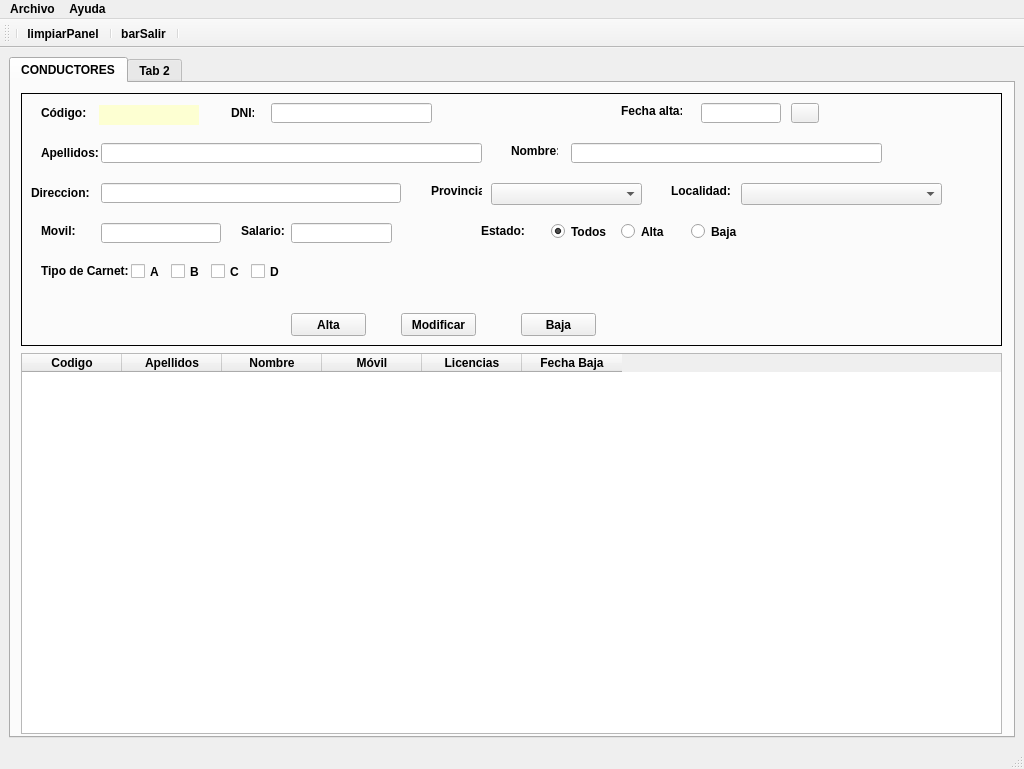
This is templates/venta_principal.ui in EliasVGZ/vierafernandez2324 as Qt 5 draws it before an edit. The edited form follows.
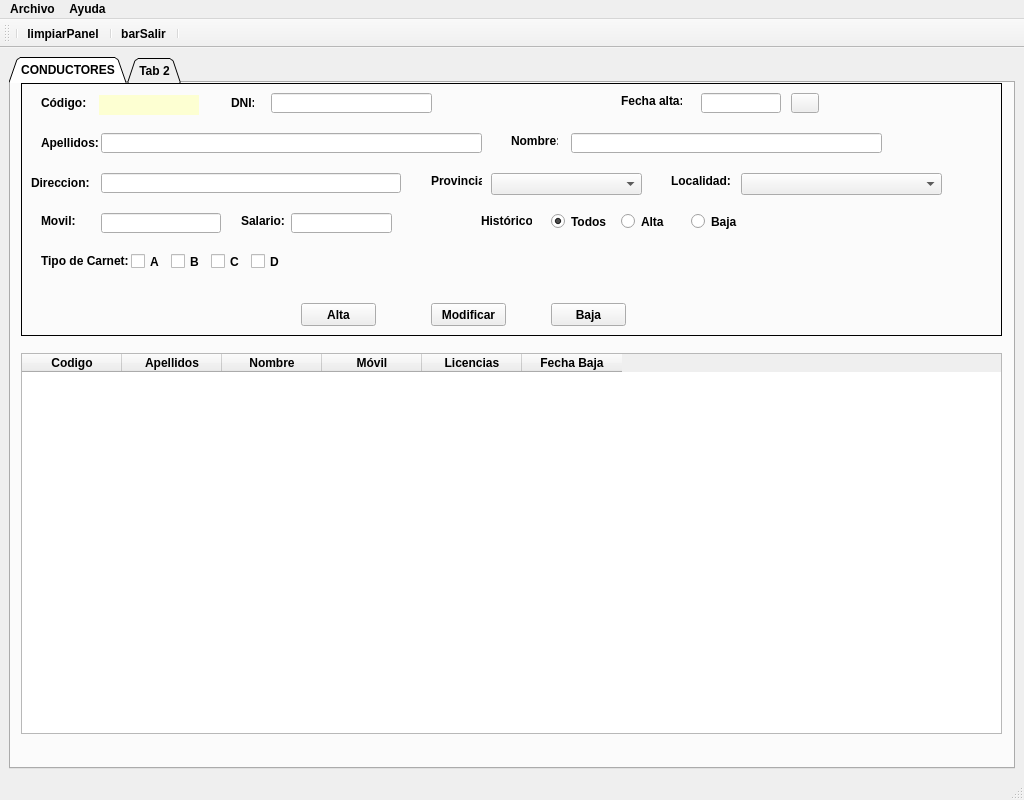
This is the edited form. Icons and pictures are not drawn.

Diff of the .ui file:
```diff
--- a/templates/venta_principal.ui
+++ b/templates/venta_principal.ui
@@ -7,7 +7,7 @@
     <x>0</x>
     <y>0</y>
     <width>1024</width>
-    <height>769</height>
+    <height>800</height>
    </rect>
   </property>
   <property name="sizePolicy">
@@ -18,8 +18,8 @@
   </property>
   <property name="minimumSize">
    <size>
-    <width>1024</width>
-    <height>768</height>
+    <width>800</width>
+    <height>600</height>
    </size>
   </property>
   <property name="maximumSize">
@@ -39,18 +39,39 @@
   </property>
   <property name="windowIcon">
    <iconset>
-    <normaloff>../../../Documents/Desenvolvemento Interfaces/imagenes/travel_car_BMV_1741.png</normaloff>../../../Documents/Desenvolvemento Interfaces/imagenes/travel_car_BMV_1741.png</iconset>
+    <normaloff>../IMG/travel_car_BMV_1741.png</normaloff>../IMG/travel_car_BMV_1741.png</iconset>
+  </property>
+  <property name="layoutDirection">
+   <enum>Qt::LeftToRight</enum>
   </property>
   <widget class="QWidget" name="centralwidget">
    <property name="sizePolicy">
-    <sizepolicy hsizetype="Expanding" vsizetype="Expanding">
+    <sizepolicy hsizetype="Fixed" vsizetype="Fixed">
      <horstretch>0</horstretch>
      <verstretch>0</verstretch>
     </sizepolicy>
    </property>
+   <property name="minimumSize">
+    <size>
+     <width>800</width>
+     <height>600</height>
+    </size>
+   </property>
+   <property name="layoutDirection">
+    <enum>Qt::LeftToRight</enum>
+   </property>
    <layout class="QGridLayout" name="gridLayout">
     <item row="0" column="0">
      <widget class="QTabWidget" name="panelPrincipal">
+      <property name="sizePolicy">
+       <sizepolicy hsizetype="Expanding" vsizetype="Expanding">
+        <horstretch>2</horstretch>
+        <verstretch>2</verstretch>
+       </sizepolicy>
+      </property>
+      <property name="tabShape">
+       <enum>QTabWidget::Triangular</enum>
+      </property>
       <property name="currentIndex">
        <number>0</number>
       </property>
@@ -62,11 +83,17 @@
         <property name="geometry">
          <rect>
           <x>10</x>
-          <y>10</y>
+          <y>0</y>
           <width>981</width>
           <height>253</height>
          </rect>
         </property>
+        <property name="sizePolicy">
+         <sizepolicy hsizetype="Maximum" vsizetype="Maximum">
+          <horstretch>0</horstretch>
+          <verstretch>0</verstretch>
+         </sizepolicy>
+        </property>
         <property name="frameShape">
          <enum>QFrame::Box</enum>
         </property>
@@ -633,7 +660,7 @@
           <enum>QFrame::Raised</enum>
          </property>
          <property name="text">
-          <string>&lt;html&gt;&lt;head/&gt;&lt;body&gt;&lt;p&gt;Estado: &lt;/p&gt;&lt;/body&gt;&lt;/html&gt;</string>
+          <string>&lt;html&gt;&lt;head/&gt;&lt;body&gt;&lt;p&gt;Histórico&lt;/p&gt;&lt;/body&gt;&lt;/html&gt;</string>
          </property>
         </widget>
         <widget class="QRadioButton" name="rbtTodos">
@@ -696,7 +723,7 @@
         <widget class="QPushButton" name="btnAltaDriver">
          <property name="geometry">
           <rect>
-           <x>270</x>
+           <x>280</x>
            <y>220</y>
            <width>75</width>
            <height>23</height>
@@ -715,7 +742,7 @@
         <widget class="QPushButton" name="btnModifDriver">
          <property name="geometry">
           <rect>
-           <x>380</x>
+           <x>410</x>
            <y>220</y>
            <width>75</width>
            <height>23</height>
@@ -734,7 +761,7 @@
         <widget class="QPushButton" name="btnBajaDriver">
          <property name="geometry">
           <rect>
-           <x>500</x>
+           <x>530</x>
            <y>220</y>
            <width>75</width>
            <height>23</height>
```
Left out of the diff: 8 changed lines with no effect on the pictures.
